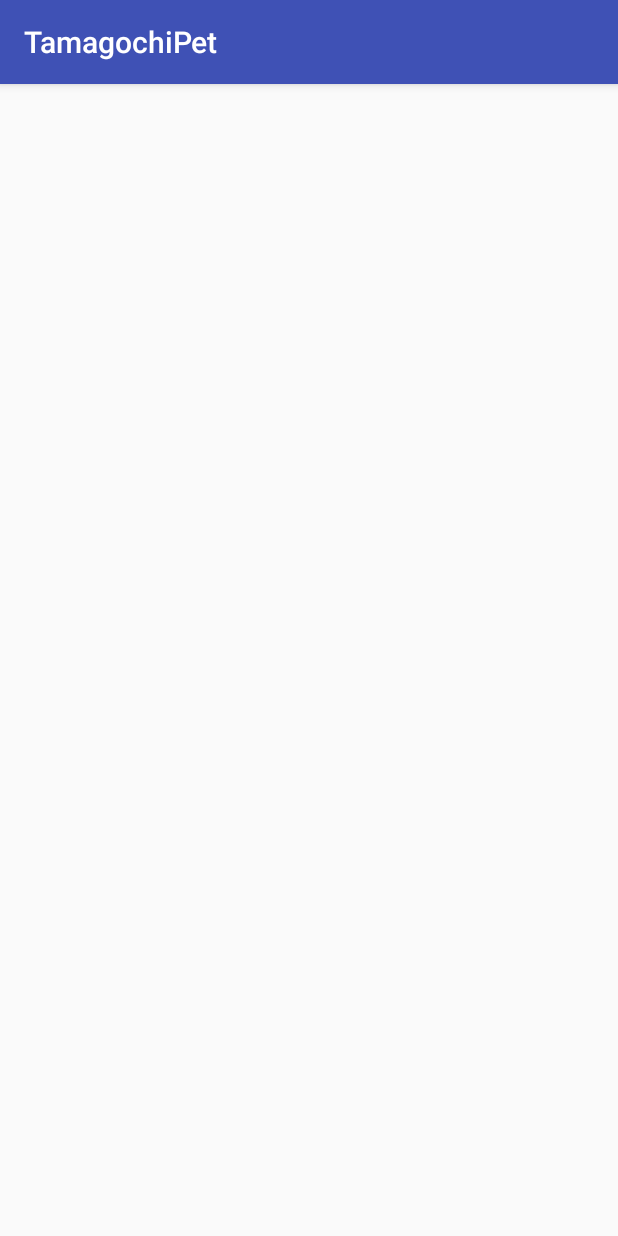
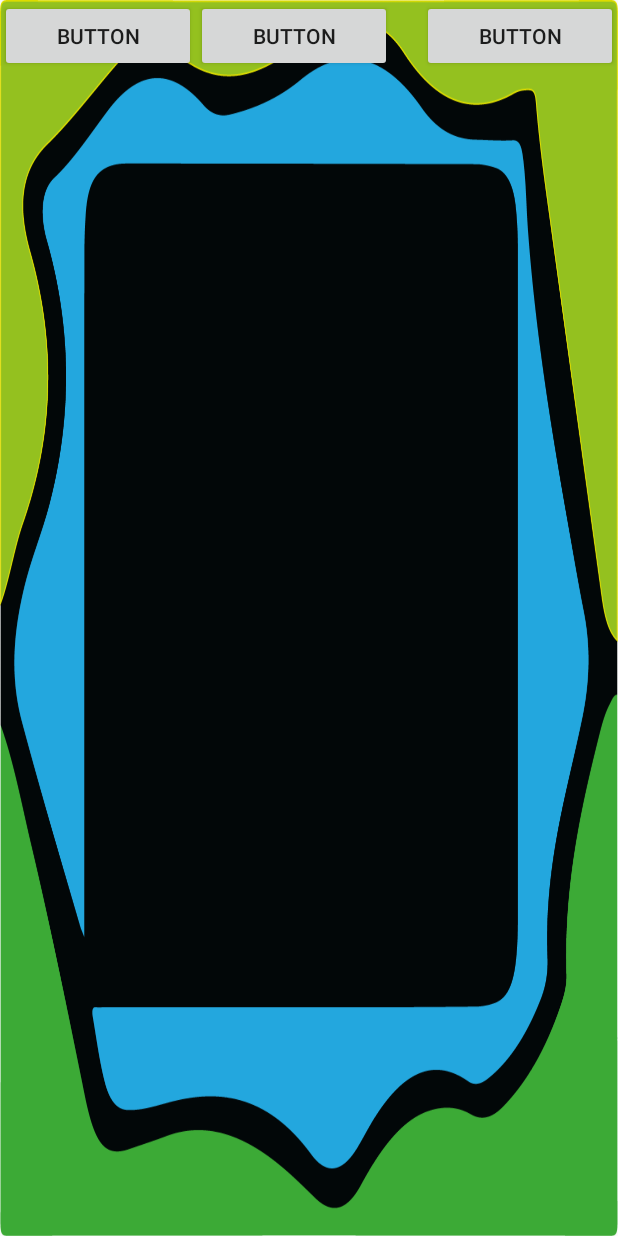
Before and after one commit to Mariapp/Tamagoch, an Android app: the AlarmasActivity2 screen opened directly, with no data from a screen before it, on a phone screen of 412 x 824 dp. Run offline under Robolectric (Android 15) with nearby library versions, the phone set to English and light mode, and no system bars.

Commit message:
Ultimas actualizaciones

```diff
--- a/app/src/main/java/com/example/didact/tamagochipet/AlarmasActivity.java
+++ b/app/src/main/java/com/example/didact/tamagochipet/AlarmasActivity.java
@@ -65,8 +65,6 @@
                     Toast.LENGTH_LONG).show();
 
 
-
-
         }else{
             Intent i=new Intent().setClass(getApplicationContext(), AlarmasActivity2.class);
             startActivity(i);
--- a/app/src/main/java/com/example/didact/tamagochipet/AlarmasActivity2.java
+++ b/app/src/main/java/com/example/didact/tamagochipet/AlarmasActivity2.java
@@ -1,15 +1,121 @@
 package com.example.didact.tamagochipet;
 
+import android.app.Activity;
+import android.app.AlarmManager;
+import android.app.PendingIntent;
+import android.content.Intent;
+import android.os.SystemClock;
 import android.support.v7.app.AppCompatActivity;
 import android.os.Bundle;
+import android.view.View;
+import android.widget.Button;
+import android.widget.Toast;
 
-public class AlarmasActivity2 extends AppCompatActivity {
+import java.util.Calendar;
+
+
+public class AlarmasActivity2 extends Activity {
+
+
+    Button button2,button6,button7;
+        Toast mToast;
 
         @Override
         protected void onCreate(Bundle savedInstanceState) {
             super.onCreate(savedInstanceState);
+
             setContentView(R.layout.activity_alarmas2);
 
+// Watch for button clicks.
+            Button button = (Button)findViewById(R.id.button2);
+            button.setOnClickListener(mOneShotListener);
+            button = (Button)findViewById(R.id.button6);
+            button.setOnClickListener(mStartRepeatingListener);
+            button = (Button)findViewById(R.id.button7);
+            button.setOnClickListener(mStopRepeatingListener);
+        }
 
+        private View.OnClickListener mOneShotListener = new View.OnClickListener() {
+            public void onClick(View v) {
+// When the alarm goes off, we want to broadcast an Intent to our
+// BroadcastReceiver. Here we make an Intent with an explicit class
+// name to have our own receiver (which has been published in
+// AndroidManifest.xml) instantiated and called, and then create an
+// IntentSender to have the intent executed as a broadcast.
+                Intent intent = new Intent(AlarmasActivity2.this, AlarmasActivity.class);
+                PendingIntent sender = PendingIntent.getBroadcast(AlarmasActivity2.this,
+                        0, intent, 0);
+
+// We want the alarm to go off 30 seconds from now.
+                Calendar calendar = Calendar.getInstance();
+                calendar.setTimeInMillis(System.currentTimeMillis());
+                calendar.add(Calendar.SECOND, 30);
+
+// Schedule the alarm!
+                AlarmManager am = (AlarmManager)getSystemService(ALARM_SERVICE);
+                am.set(AlarmManager.RTC_WAKEUP, calendar.getTimeInMillis(), sender);
+
+// Tell the user about what we did.
+                if (mToast != null) {
+                    mToast.cancel();
                 }
+                mToast = Toast.makeText(AlarmasActivity2.this,"muajajajuas",
+                        Toast.LENGTH_LONG);
+                mToast.show();
             }
+        };
+
+        private View.OnClickListener mStartRepeatingListener = new View.OnClickListener() {
+            public void onClick(View v) {
+// When the alarm goes off, we want to broadcast an Intent to our
+// BroadcastReceiver. Here we make an Intent with an explicit class
+// name to have our own receiver (which has been published in
+// AndroidManifest.xml) instantiated and called, and then create an
+// IntentSender to have the intent executed as a broadcast.
+// Note that unlike above, this IntentSender is configured to
+// allow itself to be sent multiple times.
+                Intent intent = new Intent(AlarmasActivity2.this, AlarmasActivity.class);
+                PendingIntent sender = PendingIntent.getBroadcast(AlarmasActivity2.this,
+                        0, intent, 0);
+
+// We want the alarm to go off 30 seconds from now.
+                long firstTime = SystemClock.elapsedRealtime();
+                firstTime += 15*1000;
+
+// Schedule the alarm!
+                AlarmManager am = (AlarmManager)getSystemService(ALARM_SERVICE);
+                am.setRepeating(AlarmManager.ELAPSED_REALTIME_WAKEUP,
+                        firstTime, 15*1000, sender);
+
+// Tell the user about what we did.
+                if (mToast != null) {
+                    mToast.cancel();
+                }
+                mToast = Toast.makeText(AlarmasActivity2.this, "muajaja",
+                        Toast.LENGTH_LONG);
+                mToast.show();
+            }
+        };
+
+        private View.OnClickListener mStopRepeatingListener = new View.OnClickListener() {
+            public void onClick(View v) {
+// Create the same intent, and thus a matching IntentSender, for
+// the one that was scheduled.
+                Intent intent = new Intent(AlarmasActivity2.this, AlarmasActivity.class);
+                PendingIntent sender = PendingIntent.getBroadcast(AlarmasActivity2.this,
+                        0, intent, 0);
+
+// And cancel the alarm.
+                AlarmManager am = (AlarmManager)getSystemService(ALARM_SERVICE);
+                am.cancel(sender);
+
+// Tell the user about what we did.
+                if (mToast != null) {
+                    mToast.cancel();
+                }
+                mToast = Toast.makeText(AlarmasActivity2.this,"jaja",
+                        Toast.LENGTH_LONG);
+                mToast.show();
+            }
+        };
+    }
--- a/app/src/main/java/com/example/didact/tamagochipet/ConfiguracionMAscotas.java
+++ b/app/src/main/java/com/example/didact/tamagochipet/ConfiguracionMAscotas.java
@@ -17,4 +17,8 @@
         startActivity(i);
 
     }
+    public void misdatos (View view){
+        Intent i=new Intent(getApplicationContext(),MisDatosMAscotas.class);
+        startActivity(i);
+    }
 }
--- a/app/src/main/res/layout/activity_alarmas2.xml
+++ b/app/src/main/res/layout/activity_alarmas2.xml
@@ -4,7 +4,50 @@
     xmlns:tools="http://schemas.android.com/tools"
     android:layout_width="match_parent"
     android:layout_height="match_parent"
+    android:background="@drawable/pan"
     android:orientation="vertical"
     tools:context="com.example.didact.tamagochipet.AlarmasActivity2">
 
+    <LinearLayout
+        android:layout_width="match_parent"
+        android:layout_height="wrap_content"
+        android:orientation="horizontal">
+
+        <Button
+            android:id="@+id/button2"
+            android:layout_width="wrap_content"
+            android:layout_height="wrap_content"
+            android:layout_above="@+id/button7"
+            android:layout_centerHorizontal="true"
+            android:layout_marginBottom="45dp"
+            android:layout_weight="1"
+            android:onClick="mStopRepeatingListener"
+            android:text="Button" />
+
+        <Button
+            android:id="@+id/button6"
+            android:layout_width="wrap_content"
+            android:layout_height="wrap_content"
+            android:layout_alignEnd="@+id/button2"
+            android:layout_alignRight="@+id/button2"
+            android:layout_below="@+id/button7"
+            android:layout_marginEnd="20dp"
+            android:layout_marginRight="20dp"
+            android:layout_weight="1"
+            android:onClick="mStartRepeatingListener"
+            android:text="Button" />
+
+        <Button
+            android:id="@+id/button7"
+            android:layout_width="wrap_content"
+            android:layout_height="wrap_content"
+            android:layout_alignLeft="@+id/button2"
+            android:layout_alignParentTop="true"
+            android:layout_alignStart="@+id/button2"
+
+            android:layout_weight="1"
+            android:onClick="mOneShotListener"
+            android:text="Button" />
+    </LinearLayout>
+
 </LinearLayout>
--- a/app/src/main/res/layout/activity_configuracion_mascotas.xml
+++ b/app/src/main/res/layout/activity_configuracion_mascotas.xml
@@ -10,7 +10,7 @@
 
     <LinearLayout
         android:layout_width="match_parent"
-        android:layout_height="430dp"
+        android:layout_height="450dp"
         android:orientation="vertical">
 
         <TextView
@@ -47,6 +47,7 @@
             android:layout_width="70dp"
             android:layout_height="70dp"
             android:layout_weight="1"
+            android:onClick="misdatos"
             app:srcCompat="@drawable/tamagocgiboton" />
 
         <ImageView
--- a/app/src/main/res/layout/activity_menu_principal.xml
+++ b/app/src/main/res/layout/activity_menu_principal.xml
@@ -7,6 +7,12 @@
     android:background="@drawable/pan"
     android:orientation="vertical"
     tools:context="com.example.didact.tamagochipet.MenuPrincipal">
+
+    <TextView
+        android:id="@+id/tvusuariotamagochi"
+        android:layout_width="match_parent"
+        android:layout_height="wrap_content"
+        android:text="TextView" />
 
     <LinearLayout
         android:layout_width="match_parent"
```
Also changed, not shown: app/src/main/AndroidManifest.xml (+7 -5 lines), app/src/main/java/com/example/didact/tamagochipet/Loginctivity.java (+23 -9 lines), app/src/main/java/com/example/didact/tamagochipet/Mascota.java (+15 -1 lines), app/src/main/java/com/example/didact/tamagochipet/MenuPrincipal.java (+59 -2 lines), app/src/main/java/com/example/didact/tamagochipet/MisDatosMAscotas.java (added, +90 -0 lines), app/src/main/java/com/example/didact/tamagochipet/NuevaMAscota.java (added, +13 -0 lines), app/src/main/java/com/example/didact/tamagochipet/RegistroUsuarioActivity.java (+9 -14 lines), app/src/main/res/layout/activity_loginctivity.xml (+8 -5 lines), app/src/main/res/layout/activity_mis_datos_mascotas.xml (added, +58 -0 lines), app/src/main/res/layout/activity_nueva_mascota.xml (added, +9 -0 lines). Lines whose indentation alone changed are shown as unchanged.
